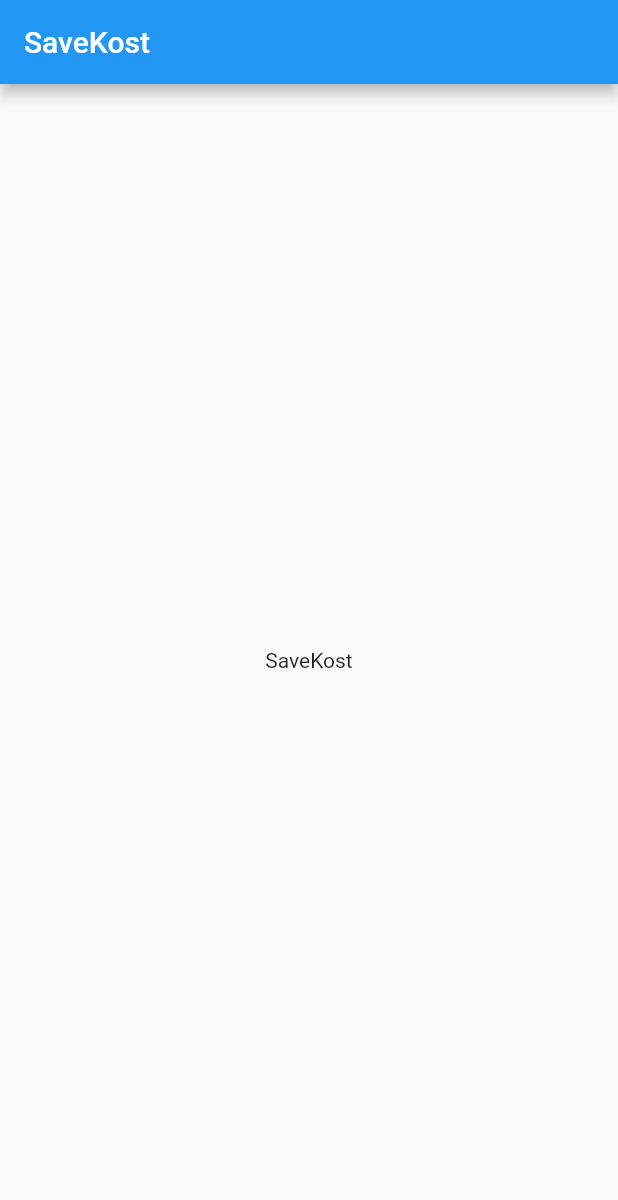
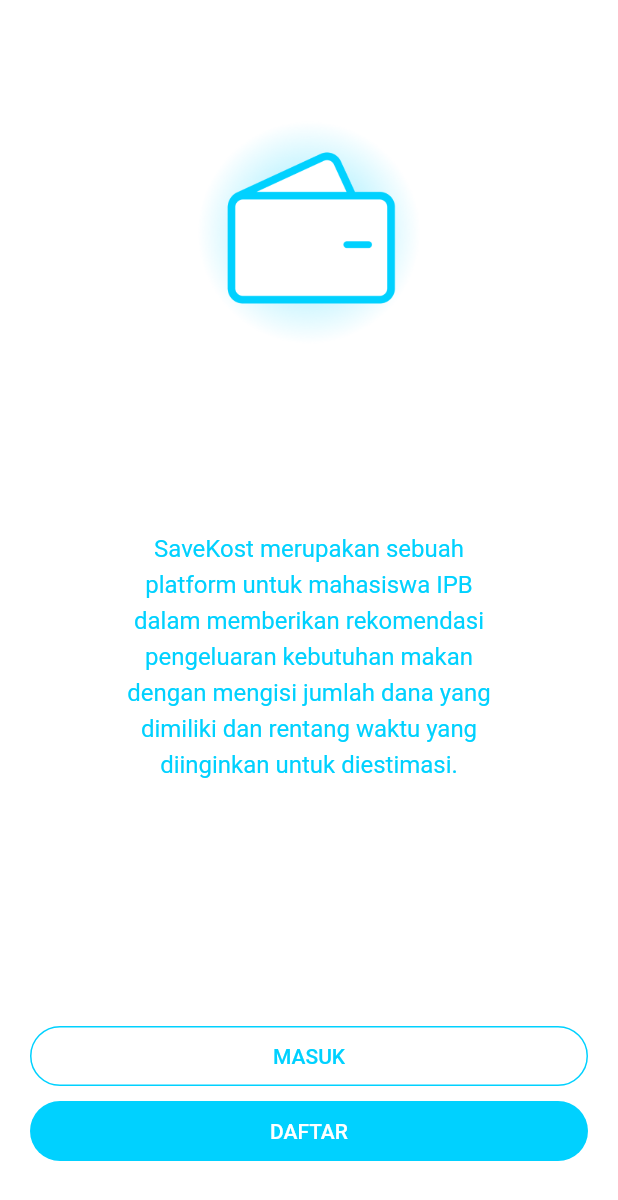
Before and after one commit to Faisalia/mabatua, a Flutter app: the screen it shows after launch, on a phone screen of 412 x 824 dp. Shown: the top 1200 px of the screen. Run offline on Flutter 3.47's test engine with Material 2 defaults, Android fonts, the phone set to English and light mode, and no system bars.

Commit message:
update starting page

```diff
--- a/lib/main.dart
+++ b/lib/main.dart
@@ -11,8 +11,8 @@
     return MaterialApp(
       title: 'SaveKost',
       theme: ThemeData(
-        primarySwatch: Colors.blue,
-      ),
+          primaryColor: Color(0xFF00D1FF),
+          scaffoldBackgroundColor: Colors.white),
       home: MyHomePage(),
     );
   }
--- a/lib/pages/starting_page.dart
+++ b/lib/pages/starting_page.dart
@@ -4,11 +4,76 @@
   @override
   Widget build(BuildContext context) {
     return Scaffold(
-      appBar: AppBar(
-        title: Text('SaveKost'),
-      ),
       body: Center(
-        child: Text('SaveKost'),
+        child: Column(
+          mainAxisAlignment: MainAxisAlignment.spaceBetween,
+          children: [
+            Container(
+              margin: EdgeInsets.only(top: 80),
+              height: 150,
+              width: 150,
+              child: Image.asset('assets/images/icon_savekost.png'),
+            ),
+            Container(
+              width: 250,
+              height: 200,
+              child: Text(
+                'SaveKost merupakan sebuah platform untuk mahasiswa IPB dalam memberikan rekomendasi pengeluaran kebutuhan makan dengan mengisi jumlah dana yang dimiliki dan rentang waktu yang diinginkan untuk diestimasi.',
+                textAlign: TextAlign.center,
+                style: TextStyle(
+                    fontSize: 16,
+                    height: 1.5,
+                    color: Theme.of(context).primaryColor),
+              ),
+            ),
+            Container(
+              margin: EdgeInsets.only(bottom: 50, right: 20, left: 20),
+              child: Column(
+                children: [
+                  Container(
+                    margin: EdgeInsets.symmetric(vertical: 10),
+                    width: double.infinity,
+                    height: 40,
+                    child: OutlinedButton(
+                      style: OutlinedButton.styleFrom(
+                        side: BorderSide(color: Theme.of(context).primaryColor),
+                        shape: RoundedRectangleBorder(
+                          borderRadius: BorderRadius.circular(50),
+                        ),
+                      ),
+                      onPressed: () {},
+                      child: Text(
+                        "MASUK",
+                        style: TextStyle(
+                          color: Theme.of(context).primaryColor,
+                        ),
+                      ),
+                    ),
+                  ),
+                  Container(
+                    width: double.infinity,
+                    height: 40,
+                    child: TextButton(
+                      style: TextButton.styleFrom(
+                        backgroundColor: Theme.of(context).primaryColor,
+                        shape: RoundedRectangleBorder(
+                          borderRadius: BorderRadius.circular(50),
+                        ),
+                      ),
+                      onPressed: () {},
+                      child: Text(
+                        "DAFTAR",
+                        style: TextStyle(
+                          color: Color(0xffffffff),
+                        ),
+                      ),
+                    ),
+                  ),
+                ],
+              ),
+            )
+          ],
+        ),
       ),
     );
   }
```
Also changed, not shown: assets/images/icon_savekost.png (added), assets/images/logo.png (renamed from assets/images/logo savekost.png).
